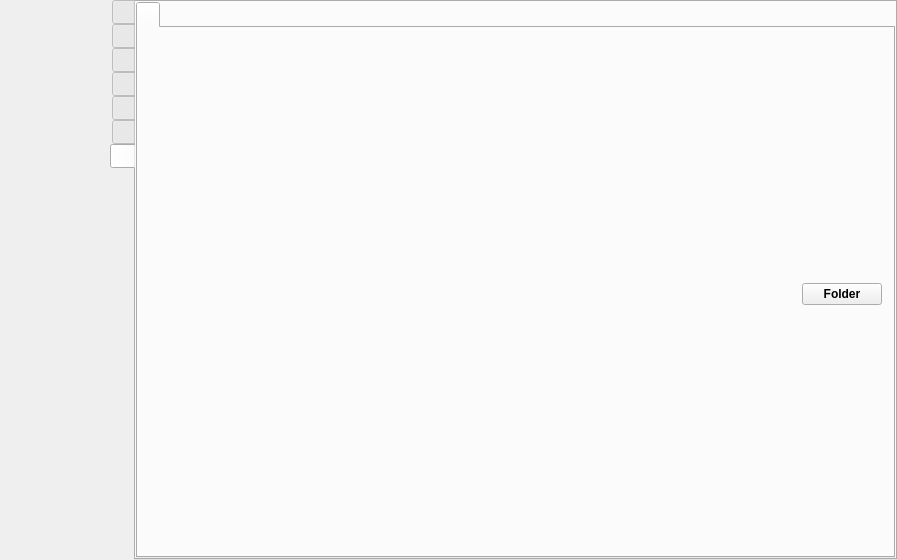
Before: the Qt Designer form src/formMainWindow.ui in rusbomber/vokoscreenNG, drawn with Qt 5.
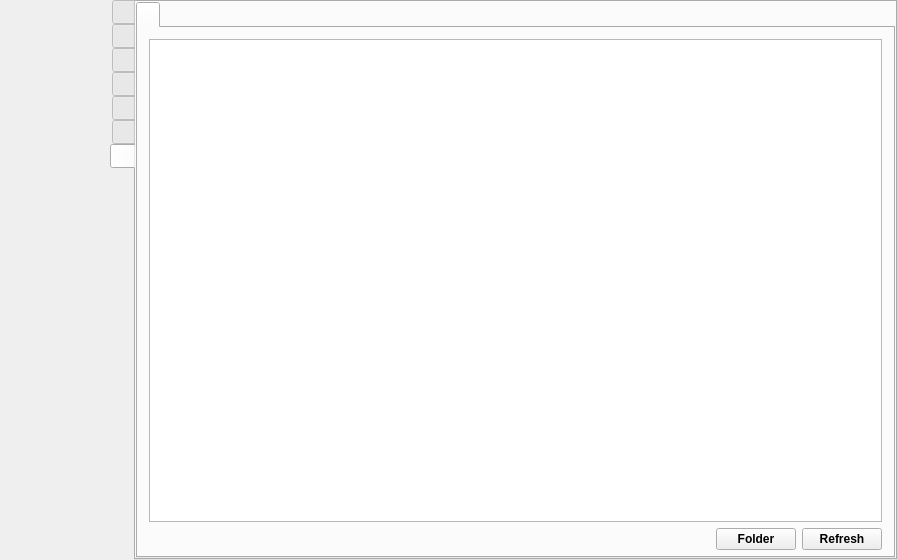
After: the same form once the commit is applied. The open tabs and pages were chosen to show the change. Icons and pictures are not drawn.

```diff
--- a/src/formMainWindow.ui
+++ b/src/formMainWindow.ui
@@ -7145,6 +7145,9 @@
             <property name="bottomMargin">
              <number>6</number>
             </property>
+            <item>
+             <widget class="QTextBrowser" name="textBrowser"/>
+            </item>
             <item>
              <layout class="QHBoxLayout" name="horizontalLayout_8">
               <item>
@@ -7172,6 +7175,18 @@
                 </property>
                </widget>
               </item>
+              <item>
+               <widget class="QPushButton" name="pushButton_log_refresh">
+                <property name="font">
+                 <font>
+                  <bold>true</bold>
+                 </font>
+                </property>
+                <property name="text">
+                 <string notr="true">Refresh</string>
+                </property>
+               </widget>
+              </item>
              </layout>
             </item>
            </layout>
```
